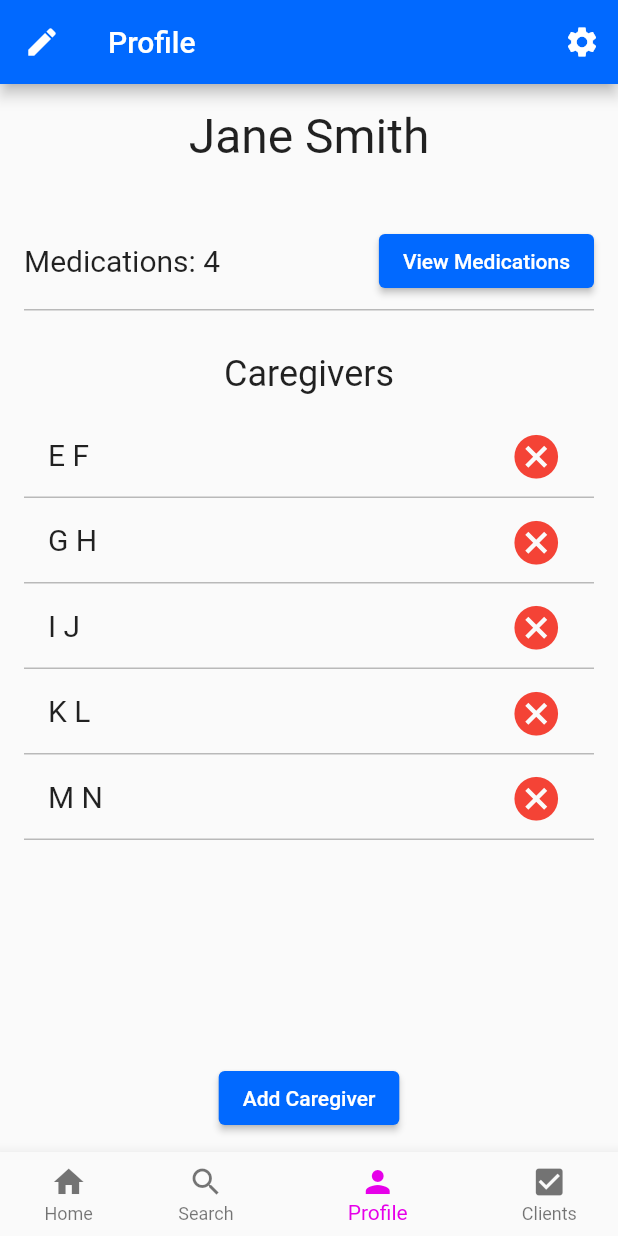
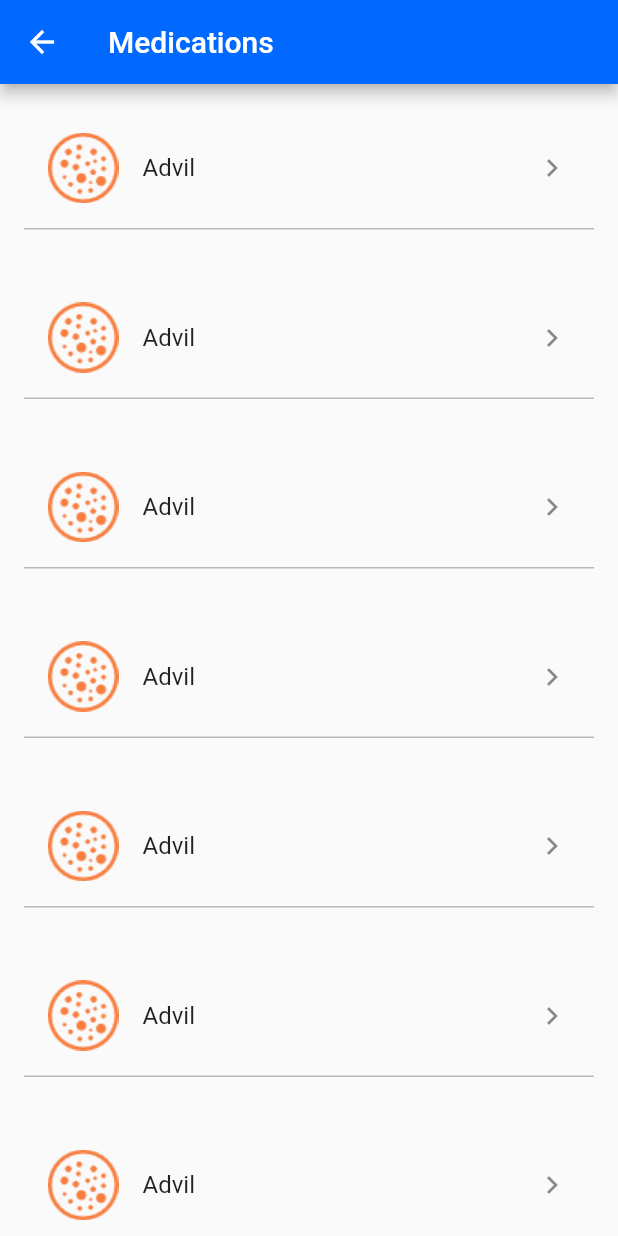
Before and after one commit to AbelSAnderson/Medify, a Flutter app: the screen it shows after launch, item 3 of the bottom bar chosen, after a tap on "View Medications", on a phone screen of 412 x 824 dp. Run offline on Flutter 3.47's test engine with Material 2 defaults, Android fonts, the phone set to English and light mode, and no system bars; our stand-ins replace bloc, date_format, equatable, flutter_bloc, hive, table_calendar; accounts and stored records are empty; generated files the repository leaves out were written again.

Commit message:
#23 Created View Medications for Profile
* Created Cubit and State for the medications on the profile

* Created UI for viewing medications list on profile

* Fixed Search Bar onSearch function

```diff
--- /dev/null
+++ b/lib/cubit/medications_cubit.dart
@@ -0,0 +1,17 @@
+import 'package:bloc/bloc.dart';
+import 'package:equatable/equatable.dart';
+import 'package:medify/database/models/medication_event.dart';
+import 'package:medify/dummy_data.dart' as DummyData;
+
+part 'medications_state.dart';
+
+class MedicationsCubit extends Cubit<MedicationsState> {
+  MedicationsCubit() : super(MedicationsInitial());
+
+  loadMedications() async {
+    await Future<void>.delayed(Duration(milliseconds: 1));
+    emit(MedicationsLoading());
+    var medications = DummyData.getMedications();
+    emit(MedicationsLoaded(medications));
+  }
+}
--- a/lib/dummy_data.dart
+++ b/lib/dummy_data.dart
@@ -62,7 +62,7 @@ List<User> getConnectedUsers() {
 }
 
 List<MedicationEvent> getMedications() {
-  Medication med = Medication(null, "Advil", null, null, null, null);
+  Medication med = Medication(null, "Advil", "Usage", "Precautions", "Dosage", "Ingredients");
   var medInfo = MedicationInfo(null, 1, 100, null, null, med);
 
   List<MedicationEvent> list = [
--- a/lib/main.dart
+++ b/lib/main.dart
@@ -5,6 +5,7 @@ import 'package:medify/cubit/caregivers_cubit.dart';
 import 'package:medify/cubit/client_details_cubit.dart';
 import 'package:medify/cubit/clients_cubit.dart';
 import 'package:medify/cubit/medication_form_cubit.dart';
+import 'package:medify/cubit/medications_cubit.dart';
 import 'package:medify/cubit/search_cubit.dart';
 import 'package:medify/database/database_handler.dart';
 import 'package:flutter_bloc/flutter_bloc.dart';
@@ -35,6 +36,9 @@ void main() async {
       ),
       BlocProvider<CaregiversCubit>(
         create: (context) => CaregiversCubit(),
+      ),
+      BlocProvider<MedicationsCubit>(
+        create: (context) => MedicationsCubit(),
       ),
       BlocProvider<ClientsCubit>(
         create: (context) => ClientsCubit(),
--- /dev/null
+++ b/lib/screens/medications_screen.dart
@@ -0,0 +1,54 @@
+import 'package:flutter/material.dart';
+import 'package:flutter_bloc/flutter_bloc.dart';
+import 'package:medify/constants.dart';
+import 'package:medify/cubit/medications_cubit.dart';
+import 'package:medify/database/models/medication_event.dart';
+import 'package:medify/screens/medication_details_screen.dart';
+
+class MedicationsScreen extends StatelessWidget {
+  final List<MedicationEvent> medications;
+
+  MedicationsScreen(this.medications);
+
+  @override
+  Widget build(BuildContext context) {
+    return Scaffold(
+      appBar: AppBar(
+        title: Text("Medications"),
+      ),
+      body: _medicationsList(medications),
+    );
+  }
+
+  Widget _medicationsList(List<MedicationEvent> medications) {
+    return ListView.builder(
+      itemCount: medications.length,
+      itemBuilder: (context, index) {
+        var med = medications[index];
+        return Padding(
+          padding: const EdgeInsets.all(16.0),
+          child: Container(
+            decoration: BoxDecoration(border: Border(bottom: BorderSide(color: Colors.black26))),
+            child: Padding(
+              padding: const EdgeInsets.symmetric(vertical: 12.0),
+              child: ListTile(
+                title: Text(med.medicationInfo.medication.brandName),
+                trailing: Icon(Icons.keyboard_arrow_right),
+                leading: Image(
+                  image: getMedTypeImage(med.medicationInfo.medicationType, true),
+                ),
+                onTap: () {
+                  Navigator.push(
+                      context,
+                      MaterialPageRoute(
+                        builder: (context) => MedicationDetailsScreen(med.medicationInfo.medication),
+                      ));
+                },
+              ),
+            ),
+          ),
+        );
+      },
+    );
+  }
+}
--- a/lib/screens/profile_screen.dart
+++ b/lib/screens/profile_screen.dart
@@ -1,6 +1,9 @@
 import 'package:flutter/material.dart';
 import 'package:flutter_bloc/flutter_bloc.dart';
 import 'package:medify/cubit/caregivers_cubit.dart';
+import 'package:medify/cubit/medications_cubit.dart';
+import 'package:medify/screens/medications_screen.dart';
+import 'package:medify/widgets/search_bar.dart';
 
 class ProfileScreen extends StatelessWidget {
   @override
@@ -35,18 +38,35 @@ class ProfileScreen extends StatelessWidget {
               decoration: BoxDecoration(border: Border(bottom: BorderSide(color: Colors.black26))),
               child: Padding(
                 padding: const EdgeInsets.symmetric(vertical: 8.0),
-                child: Row(
+                child: BlocBuilder<MedicationsCubit, MedicationsState>(
+                  builder: (context, state) {
+                    if (state is MedicationsInitial) {
+                      BlocProvider.of<MedicationsCubit>(context).loadMedications();
+                    }
+                    if (state is MedicationsLoading) {
+                      return Center(
+                        child: CircularProgressIndicator(),
+                      );
+                    }
+                    if (state is MedicationsLoaded) {
+                      return Row(
                         mainAxisAlignment: MainAxisAlignment.spaceBetween,
                         children: [
                           Text(
-                      "Medications: 4",
+                            "Medications: ${state.medications.length}",
                             style: TextStyle(fontSize: 20),
                           ),
                           ElevatedButton(
                             child: Text("View Medications"),
-                      onPressed: () {},
+                            onPressed: () {
+                              Navigator.push(context, MaterialPageRoute(builder: (context) => MedicationsScreen(state.medications)));
+                            },
                           ),
                         ],
+                      );
+                    }
+                    return Container();
+                  },
                 ),
               ),
             ),
@@ -63,7 +83,12 @@ class ProfileScreen extends StatelessWidget {
             padding: const EdgeInsets.all(12.0),
             child: ElevatedButton(
               child: Text("Add Caregiver"),
-              onPressed: () {},
+              onPressed: () {
+                showDialog(
+                  context: context,
+                  builder: (context) => AddCaregiverAlertDialog(),
+                );
+              },
             ),
           ),
         ],
@@ -117,3 +142,15 @@ class ProfileScreen extends StatelessWidget {
     );
   }
 }
+
+class AddCaregiverAlertDialog extends StatelessWidget {
+  @override
+  Widget build(BuildContext context) {
+    return AlertDialog(
+      shape: RoundedRectangleBorder(borderRadius: BorderRadius.all(Radius.circular(10))),
+      content: SearchBar(
+        onSearch: (inputText) {},
+      ),
+    );
+  }
+}
--- a/lib/screens/search_medication_screen.dart
+++ b/lib/screens/search_medication_screen.dart
@@ -30,7 +30,12 @@ class _SearchMedicationScreenState extends State<SearchMedicationScreen> {
             child: Text(state.errorMessage),
           );
         }
-        return Column(children: [SearchBar((inputText) => BlocProvider.of<SearchCubit>(context).searchFor(inputText)), item]);
+        return Column(children: [
+          SearchBar(
+            onSearch: (inputText) => BlocProvider.of<SearchCubit>(context).searchFor(inputText),
+          ),
+          item
+        ]);
       }),
     );
   }
```
Also changed, not shown: lib/cubit/medications_state.dart (added, +32 -0 lines), lib/widgets/search_bar.dart (+9 -3 lines). Lines whose indentation alone changed are shown as unchanged.
